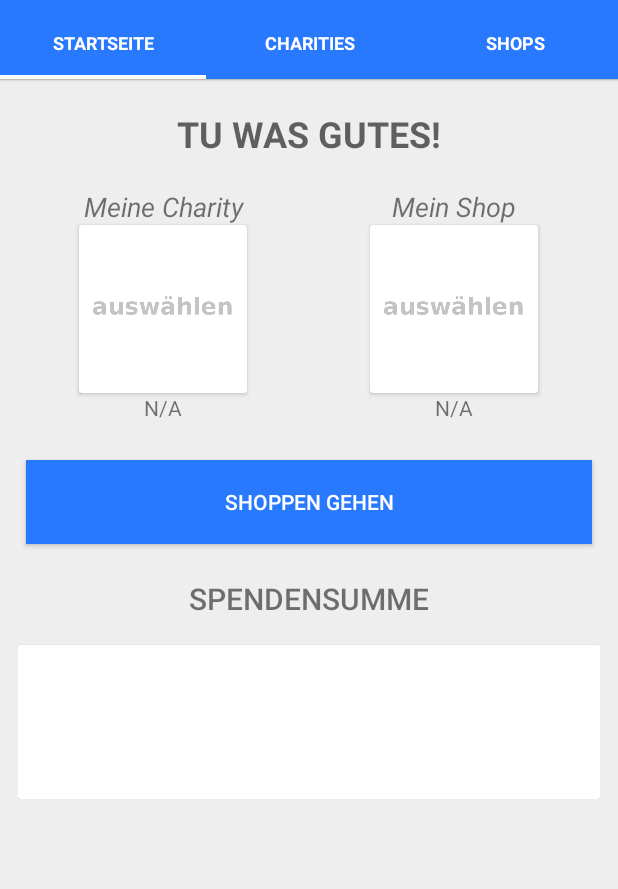
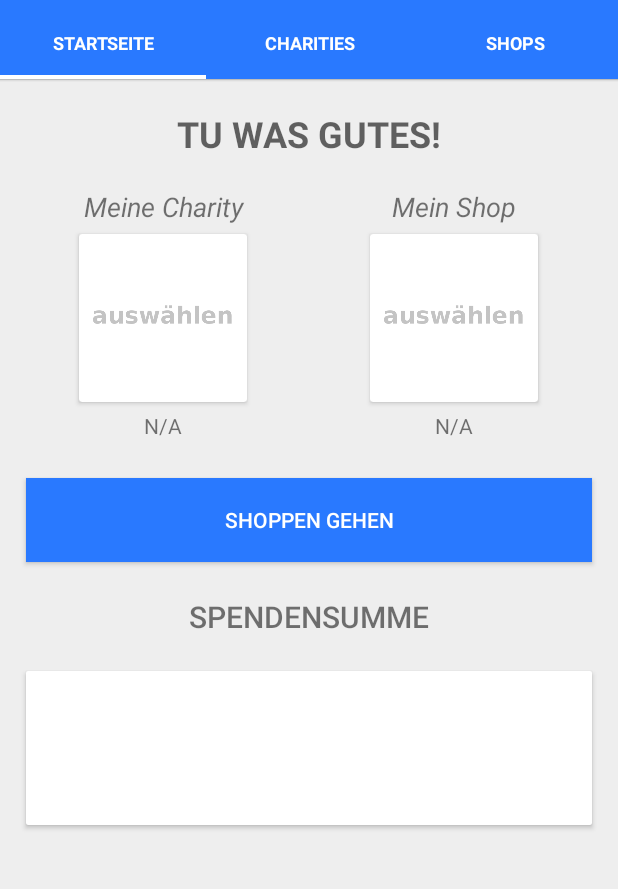
Before and after one commit to Cedgetec/kaufkroete-android, an Android app: the screen it shows after launch (MainActivity), on a phone screen of 412 x 824 dp, the part 78-967 px from its top. Run offline under Robolectric (Android 15) with nearby library versions, the phone set to English and light mode, and no system bars; 9 statements that could not run were skipped.

Commit message:
Improve cardview design

```diff
--- a/app/src/main/res/layout/tab.xml
+++ b/app/src/main/res/layout/tab.xml
@@ -43,9 +43,12 @@
                     android:gravity="center" />
 
                 <android.support.v7.widget.CardView
+                    xmlns:card_view="http://schemas.android.com/apk/res-auto"
                     android:layout_gravity="center"
                     android:layout_width="wrap_content"
-                    android:layout_height="wrap_content">
+                    android:layout_height="wrap_content"
+                    android:layout_margin="6dp"
+                    card_view:cardBackgroundColor="#fff">
 
                     <ImageView
                         android:layout_width="100dp"
@@ -81,9 +84,12 @@
                     android:gravity="center" />
 
                 <android.support.v7.widget.CardView
+                    xmlns:card_view="http://schemas.android.com/apk/res-auto"
                     android:layout_gravity="center"
                     android:layout_width="wrap_content"
-                    android:layout_height="wrap_content">
+                    android:layout_height="wrap_content"
+                    android:layout_margin="6dp"
+                    card_view:cardBackgroundColor="#fff">
 
                     <ImageView
                         android:layout_width="100dp"
@@ -130,8 +136,11 @@
             android:gravity="center" />
 
         <android.support.v7.widget.CardView
+            xmlns:card_view="http://schemas.android.com/apk/res-auto"
             android:layout_width="match_parent"
-            android:layout_height="wrap_content">
+            android:layout_height="wrap_content"
+            android:layout_margin="5dp"
+            card_view:cardBackgroundColor="#fff">
 
             <LinearLayout
                 android:layout_width="match_parent"
```
